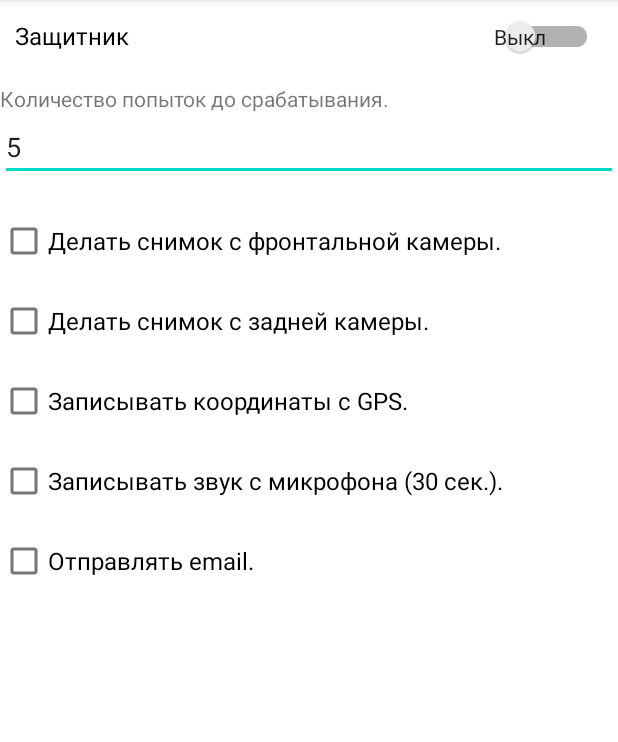
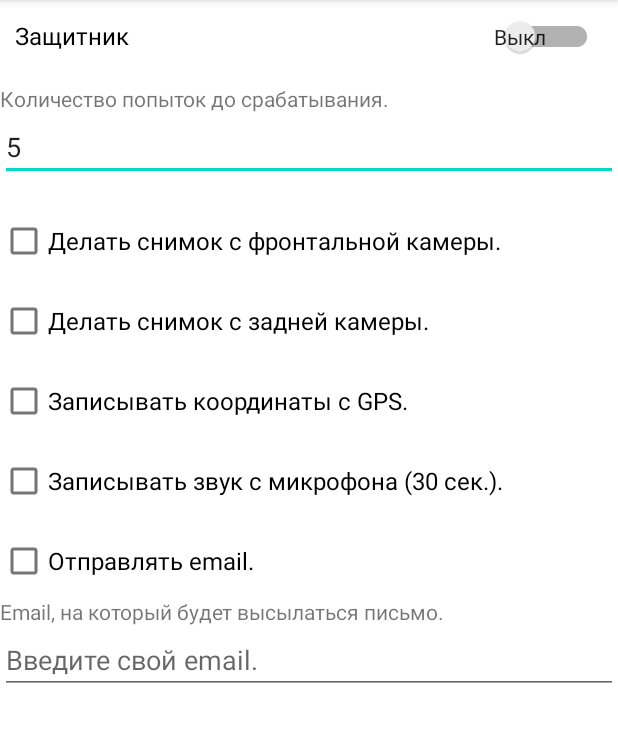
Before and after one commit to xMakcRrR/Phone_Protector, an Android app: the screen it shows after launch (MainActivity), on a phone screen of 412 x 824 dp, the part 84-826 px from its top. Run offline under Robolectric (Android 15) with nearby library versions, the phone set to English and light mode, and no system bars.

```diff
--- a/app/src/main/java/com/mr/phoneprotector/MainActivity.java
+++ b/app/src/main/java/com/mr/phoneprotector/MainActivity.java
@@ -6,14 +6,15 @@ import androidx.core.app.ActivityCompat;
 import androidx.core.content.ContextCompat;
 
 import android.Manifest;
-import android.app.ActivityManager;
 import android.app.admin.DevicePolicyManager;
 import android.content.ComponentName;
-import android.content.Context;
 import android.content.Intent;
 import android.content.SharedPreferences;
 import android.content.pm.PackageManager;
 import android.os.Bundle;
+import android.text.Editable;
+import android.text.TextWatcher;
+import android.util.Log;
 import android.widget.CheckBox;
 import android.widget.CompoundButton;
 import android.widget.EditText;
@@ -28,18 +29,20 @@ public class MainActivity extends AppCompatActivity implements CompoundButton.On
     public static int NOTIF_ID = 2054;
     //PREFERENCES KEYS
     public static final String PREF_NAME = "PHONE_PROTECTOR_PREF";
-    public static final String KEY_EMAIL = "KEY_EMAIL";
+    public static final String KEY_EMAIL_SWITCH = "KEY_EMAIL_SWITCH";
     public static final String KEY_ATTEMPTS = "KEY_ATTEMPTS";
     public static final String KEY_CAMERA_F = "KEY_CAMERA_F";
     public static final String KEY_CAMERA_B = "KEY_CAMERA_B";
     public static final String KEY_COORDINATES = "KEY_COORDINATES";
     public static final String KEY_AUDIO = "KEY_AUDIO";
+    public static final String KEY_EMAIL_EDIT = "KEY_EMAIL_EDIT";
 
     SharedPreferences sharedPreferences;
 
     //Views
     SwitchCompat starterSwitch;
     EditText editTextAttempts;
+    EditText editTextEmail;
     CheckBox checkBoxCameraFront;
     CheckBox checkBoxCameraBack;
     CheckBox checkBoxCoordinates;
@@ -52,93 +55,99 @@ public class MainActivity extends AppCompatActivity implements CompoundButton.On
         setContentView(R.layout.activity_main);
 
         sharedPreferences = getSharedPreferences(PREF_NAME, MODE_PRIVATE);
+        SharedPreferences.Editor editor = sharedPreferences.edit();
 
         ComponentName cn=new ComponentName(this, AdminReceiver.class);
         DevicePolicyManager dpm=
                 (DevicePolicyManager)getSystemService(DEVICE_POLICY_SERVICE);
 
+        //stater switch prep
         starterSwitch = findViewById(R.id.starter_switch);
         if (dpm.isAdminActive(cn)) {
             starterSwitch.setChecked(true);
         }
         starterSwitch.setOnCheckedChangeListener(this);
 
+        //edit text pin attempts prep
         editTextAttempts = findViewById(R.id.editTextAttempts);
-        editTextAttempts.setText(sharedPreferences.getString(KEY_ATTEMPTS, "5"));
+        String s_attempts = sharedPreferences.getString(KEY_ATTEMPTS, "5");
+        if (Integer.parseInt(s_attempts) == 0) {
+            editTextAttempts.setText("5");
+        } else {
+            editTextAttempts.setText(s_attempts);
+        }
+        editTextAttempts.addTextChangedListener(new TextWatcher() {
+            @Override
+            public void beforeTextChanged(CharSequence s, int start, int count, int after) {
+            }
 
+            @Override
+            public void onTextChanged(CharSequence s, int start, int before, int count) {
+            }
+
+            @Override
+            public void afterTextChanged(Editable s) {
+                editor.putString(KEY_ATTEMPTS, editTextAttempts.getText().toString());
+                editor.apply();
+                Log.d("Amogus", sharedPreferences.getString(KEY_ATTEMPTS, "defVal"));
+            }
+        });
+
+        //edit text email address prep
+        editTextEmail = findViewById(R.id.editTextEmail);
+        editTextEmail.setText(sharedPreferences.getString(KEY_EMAIL_EDIT, ""));
+        editTextEmail.addTextChangedListener(new TextWatcher() {
+            @Override
+            public void beforeTextChanged(CharSequence s, int start, int count, int after) {
+            }
+
+            @Override
+            public void onTextChanged(CharSequence s, int start, int before, int count) {
+            }
+
+            @Override
+            public void afterTextChanged(Editable s) {
+                editor.putString(KEY_EMAIL_EDIT, editTextEmail.getText().toString());
+                editor.apply();
+                Log.d("Amogus", sharedPreferences.getString(KEY_EMAIL_EDIT, "defVal"));
+            }
+        });
+
+        //camera front switch prep
         checkBoxCameraFront = findViewById(R.id.checkBoxCameraFront);
         if (sharedPreferences.getBoolean(KEY_CAMERA_F, false)) {
             checkBoxCameraFront.setChecked(true);
         }
         checkBoxCameraFront.setOnCheckedChangeListener(this);
 
+        //camera back switch prep
         checkBoxCameraBack = findViewById(R.id.checkBoxCameraBack);
         if (sharedPreferences.getBoolean(KEY_CAMERA_B, false)) {
             checkBoxCameraBack.setChecked(true);
         }
         checkBoxCameraBack.setOnCheckedChangeListener(this);
 
+        //gps switch prep
         checkBoxCoordinates = findViewById(R.id.checkBoxCoordinates);
         if (sharedPreferences.getBoolean(KEY_COORDINATES, false)) {
             checkBoxCoordinates.setChecked(true);
         }
         checkBoxCoordinates.setOnCheckedChangeListener(this);
 
+        //audio switch prep
         checkBoxAudio = findViewById(R.id.checkBoxAudio);
         if (sharedPreferences.getBoolean(KEY_AUDIO, false)) {
             checkBoxAudio.setChecked(true);
         }
         checkBoxAudio.setOnCheckedChangeListener(this);
 
+        //email switch prep
         checkBoxSendEmail = findViewById(R.id.checkBoxSendEmail);
-        if (sharedPreferences.getBoolean(KEY_EMAIL, false)) {
+        if (sharedPreferences.getBoolean(KEY_EMAIL_SWITCH, false)) {
             checkBoxSendEmail.setChecked(true);
         }
         checkBoxSendEmail.setOnCheckedChangeListener(this);
-
-
-
-        /*
-        if(!CheckPermissionsAudioRecord()) {
-            requestPermissionsAudioRecord();
-        }
-        if(!CheckPermissionsLocation()) {
-            requestPermissionsLocation();
-        }
-        if(!CheckPermissionsNetworkState()) {
-            requestPermissionsNetworkState();
-        }
-        */
-
-        /* for foreground service
-        SwitchCompat starterSwitch = findViewById(R.id.starter_switch);
-        if (starterSwitch != null) {
-            starterSwitch.setOnCheckedChangeListener(this);
-        }
-
-        //Checking for active service
-        if (isMyServiceRunning(LockScreenService.class)) {
-            starterSwitch.setChecked(true);
-        } else {
-            starterSwitch.setChecked(false);
-        }
-         */
     }
-
-    /* for foreground service
-    @Override
-    public void onCheckedChanged(CompoundButton buttonView, boolean isChecked) {
-        Toast.makeText(this,
-                (isChecked ? getString(R.string.switch_toggled_true) : getString(R.string.switch_toggled_false)),
-                Toast.LENGTH_SHORT).show();
-
-        if (isChecked){
-            startService(new Intent(this, LockScreenService.class));
-        } else if (!isChecked) {
-            stopService(new Intent(this, LockScreenService.class));
-        }
-    }
-     */
 
     @Override
     public void onCheckedChanged(CompoundButton buttonView, boolean isChecked) {
@@ -151,9 +160,6 @@ public class MainActivity extends AppCompatActivity implements CompoundButton.On
                     (DevicePolicyManager)getSystemService(DEVICE_POLICY_SERVICE);
 
             if (isChecked){
-                editor.putString(KEY_ATTEMPTS, editTextAttempts.getText().toString());
-                editor.apply();
-
                 Intent intent=
                         new Intent(DevicePolicyManager.ACTION_ADD_DEVICE_ADMIN);
                 intent.putExtra(DevicePolicyManager.EXTRA_DEVICE_ADMIN, cn);
@@ -215,10 +221,10 @@ public class MainActivity extends AppCompatActivity implements CompoundButton.On
 
         if (buttonView == findViewById(R.id.checkBoxSendEmail)) {
             if (isChecked) {
-                editor.putBoolean(KEY_EMAIL, true);
+                editor.putBoolean(KEY_EMAIL_SWITCH, true);
             }
             else {
-                editor.putBoolean(KEY_EMAIL, false);
+                editor.putBoolean(KEY_EMAIL_SWITCH, false);
             }
             editor.apply();
         }
@@ -227,16 +233,6 @@ public class MainActivity extends AppCompatActivity implements CompoundButton.On
     @Override
     protected void onDestroy() {
         super.onDestroy();
-    }
-
-    private boolean isMyServiceRunning(Class<?> serviceClass) {
-        ActivityManager manager = (ActivityManager) getSystemService(Context.ACTIVITY_SERVICE);
-        for (ActivityManager.RunningServiceInfo service : manager.getRunningServices(Integer.MAX_VALUE)) {
-            if (serviceClass.getName().equals(service.service.getClassName())) {
-                return true;
-            }
-        }
-        return false;
     }
 
     private void requestPermissionsAudioRecord() {
--- a/app/src/main/java/com/mr/phoneprotector/SoundRecorder.java
+++ b/app/src/main/java/com/mr/phoneprotector/SoundRecorder.java
@@ -62,7 +62,7 @@ public class SoundRecorder {
             public void run() {
                 stopRecord();
             }
-        }, 10000);
+        }, 30000);
     }
 
     public void playRecord () {
--- a/app/src/main/res/layout/activity_main.xml
+++ b/app/src/main/res/layout/activity_main.xml
@@ -32,8 +32,21 @@
         app:layout_constraintEnd_toEndOf="parent"
         app:layout_constraintHorizontal_bias="0.0"
         app:layout_constraintStart_toStartOf="parent"
-        app:layout_constraintTop_toBottomOf="@+id/textView3"
+        app:layout_constraintTop_toBottomOf="@+id/textViewForAttempts"
         android:maxLength="2"/>
+
+    <EditText
+        android:id="@+id/editTextEmail"
+        android:layout_width="0dp"
+        android:layout_height="wrap_content"
+        android:autofillHints="no"
+        android:ems="10"
+        android:hint="@string/edit_text_email"
+        android:inputType="textEmailAddress"
+        app:layout_constraintEnd_toEndOf="parent"
+        app:layout_constraintHorizontal_bias="0.0"
+        app:layout_constraintStart_toStartOf="parent"
+        app:layout_constraintTop_toBottomOf="@+id/textViewForEmail" />
 
     <CheckBox
         android:id="@+id/checkBoxCameraFront"
@@ -95,7 +108,7 @@
         app:layout_constraintTop_toBottomOf="@+id/checkBoxAudio" />
 
     <TextView
-        android:id="@+id/textView3"
+        android:id="@+id/textViewForAttempts"
         android:layout_width="0dp"
         android:layout_height="wrap_content"
         android:layout_marginTop="8dp"
@@ -104,4 +117,14 @@
         app:layout_constraintStart_toStartOf="parent"
         app:layout_constraintTop_toBottomOf="@+id/starter_switch" />
 
+    <TextView
+        android:id="@+id/textViewForEmail"
+        android:layout_width="0dp"
+        android:layout_height="wrap_content"
+        android:text="@string/text_view_for_email"
+        app:layout_constraintEnd_toEndOf="parent"
+        app:layout_constraintHorizontal_bias="0.0"
+        app:layout_constraintStart_toStartOf="parent"
+        app:layout_constraintTop_toBottomOf="@+id/checkBoxSendEmail" />
+
 </androidx.constraintlayout.widget.ConstraintLayout>
--- a/app/src/main/res/values/strings.xml
+++ b/app/src/main/res/values/strings.xml
@@ -5,8 +5,8 @@
     <string name="text_switch">Защитник</string>
     <string name="switch_toggled_true">Защита работает</string>
     <string name="switch_toggled_false">Защита отключена</string>
-    <string name="notification_title">Защитник работает</string>
-    <string name="notification_text">Служба следит за попытками несанкционированнного доступа</string>
+    <string name="notification_title">Amogus</string>
+    <string name="notification_text">zdarova</string>
     <string name="notification_channel_description">Канал уведомлений приложения Phone Protector.</string>
     <string name="admin_req_expl">Для отслеживания неверных попыток входа приложению
         необходимо включить режим администратора.
@@ -16,7 +16,7 @@
         ВАЖНО: ЕСЛИ ВЫ ЗАХОТИТЕ УДАЛИТЬ ПРИЛОЖЕНИЕ, СНАЧАЛА НУЖНО БУДЕТ ОТКЛЮЧИТЬ "ЗАЩИТУ".
         В ПРОТИВНОМ СЛУЧАЕ ПРИЛОЖЕНИЕ ПОПРОСТУ НЕ УДАЛИТСЯ.</string>
     <string name="attempts_text">Количество попыток до срабатывания.</string>
-    <string name="attempts_text2">Введите оличество попыток до срабатывания.</string>
+    <string name="attempts_text2">Введите количество попыток до срабатывания.</string>
     <string name="check_box_camera_f_text">Делать снимок с фронтальной камеры.</string>
     <string name="check_box_camera_b_text">Делать снимок с задней камеры.</string>
     <string name="check_box_coordinates_text">Записывать координаты с GPS.</string>
@@ -24,4 +24,6 @@
     <string name="check_box_send_email">Отправлять email.</string>
     <string name="logg">phonerprotecorovich@gmail.com</string>
     <string name="pass">PhonerPassSlozniy</string>
+    <string name="text_view_for_email">Email, на который будет высылаться письмо.</string>
+    <string name="edit_text_email">Введите свой email.</string>
 </resources>
```
Also changed, not shown: app/src/main/java/com/mr/phoneprotector/AdminReceiver.java (+25 -8 lines), app/src/main/java/com/mr/phoneprotector/WorkingService.java (+6 -5 lines).
